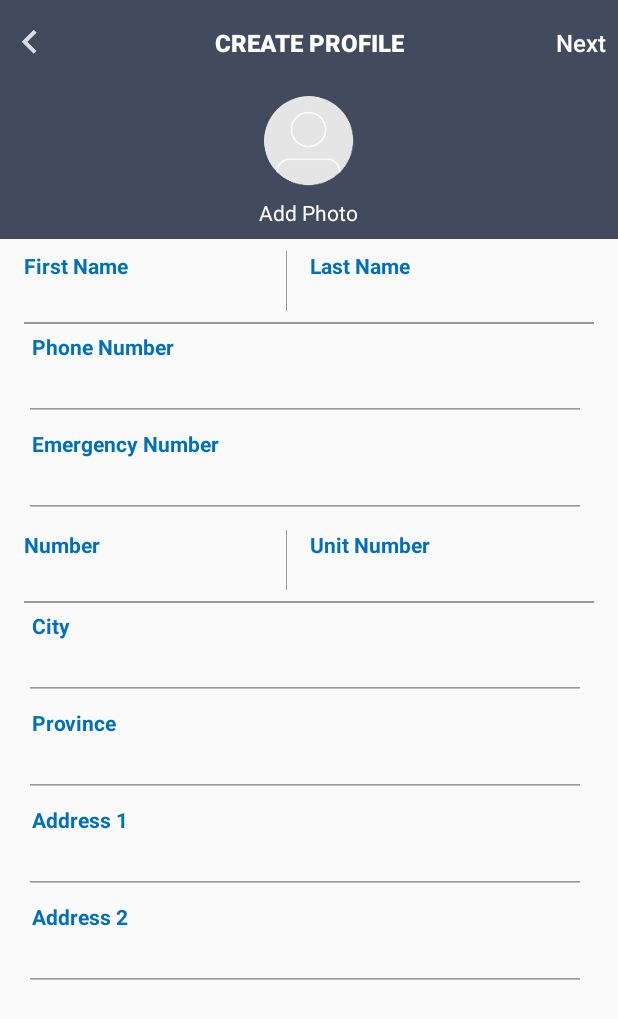
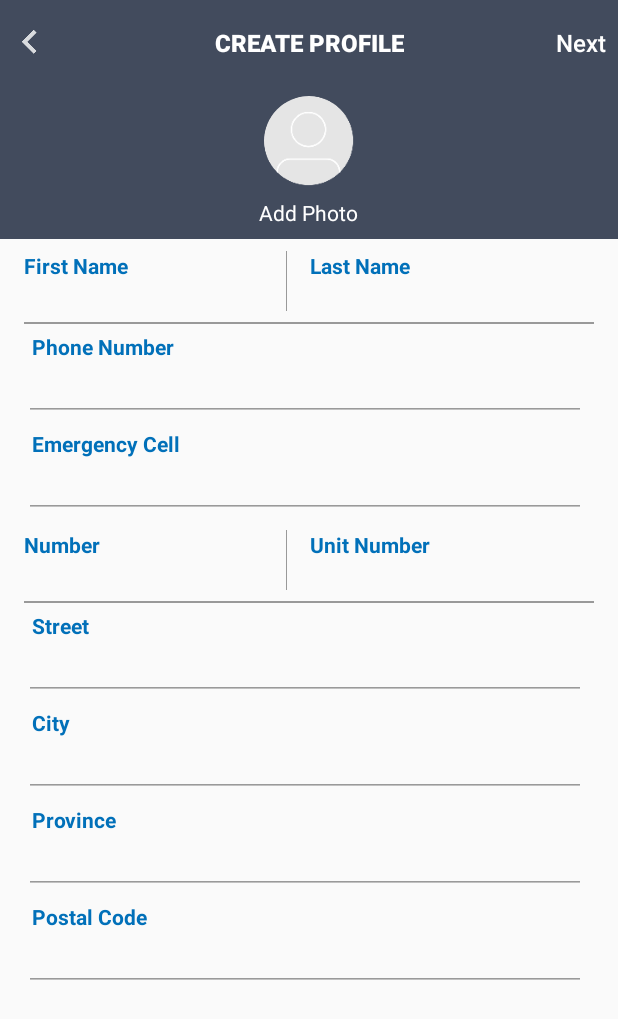
Before and after one commit to abdulrehman63/CareMapAndroid, an Android app: the CreateSeekerProfileActivity screen opened directly, with no data from a screen before it, on a phone screen of 412 x 824 dp. Shown: the top 1019 px of the screen. Run offline under Robolectric (Android 15) with nearby library versions, the light colour scheme and no system bars; our stand-ins replace CircleImageView, data binding; pictures from the network do not load.

Commit message:
Resolved UI issues

```diff
--- a/CareMap/app/src/main/java/com/square63/caremap/utils/Validations.java
+++ b/CareMap/app/src/main/java/com/square63/caremap/utils/Validations.java
@@ -243,55 +243,55 @@ public class Validations {
             isValidate = Constants.EMPTY_EMAIL_FIELD;
             //return Constants.EMPTY_EMAIL_FIELD;
         }
-        if (edtEmergencyNumber.getText().toString().trim().length() == 0) {
-          /*  text = String.format(res.getString(R.string.empty_field_error), context.getString(R.string.emergency_number));
-            edtEmergencyNumber.setError(Html.fromHtml("<font color='red'>" + text + "</font>"));*/
+      /*  if (edtEmergencyNumber.getText().toString().trim().length() == 0) {
+          *//*  text = String.format(res.getString(R.string.empty_field_error), context.getString(R.string.emergency_number));
+            edtEmergencyNumber.setError(Html.fromHtml("<font color='red'>" + text + "</font>"));*//*
             setDrawableEnd(txtEmergencyNumber);
             isValidate = Constants.EMPTY_EMAIL_FIELD;
             //return Constants.EMPTY_EMAIL_FIELD;
         }
         if (phoneNumber.getText().toString().trim().length() == 0) {
-           /* text = String.format(res.getString(R.string.empty_field_error), context.getString(R.string.phone_number));
-            phoneNumber.setError(Html.fromHtml("<font color='red'>" + text + "</font>"));*/
+           *//* text = String.format(res.getString(R.string.empty_field_error), context.getString(R.string.phone_number));
+            phoneNumber.setError(Html.fromHtml("<font color='red'>" + text + "</font>"));*//*
             setDrawableEnd(txtPhoneNumber);
             isValidate = Constants.EMPTY_EMAIL_FIELD;
            // return Constants.EMPTY_EMAIL_FIELD;
         }
         if (edtCity.getText().toString().trim().length() == 0) {
-            /*text = String.format(res.getString(R.string.empty_field_error), context.getString(R.string.city));
-            edtCity.setError(Html.fromHtml("<font color='red'>" + text + "</font>"));*/
+            *//*text = String.format(res.getString(R.string.empty_field_error), context.getString(R.string.city));
+            edtCity.setError(Html.fromHtml("<font color='red'>" + text + "</font>"));*//*
             setDrawableEnd(txtCity);
             isValidate = Constants.EMPTY_EMAIL_FIELD;
             //return Constants.EMPTY_EMAIL_FIELD;
         }
         if (edtProvince.getText().toString().trim().length() == 0) {
-           /* text = String.format(res.getString(R.string.empty_field_error), context.getString(R.string.province));
-            edtProvince.setError(Html.fromHtml("<font color='red'>" + text + "</font>"));*/
+           *//* text = String.format(res.getString(R.string.empty_field_error), context.getString(R.string.province));
+            edtProvince.setError(Html.fromHtml("<font color='red'>" + text + "</font>"));*//*
             setDrawableEnd(txtProvince);
             isValidate = Constants.EMPTY_EMAIL_FIELD;
             //return Constants.EMPTY_EMAIL_FIELD;
         }
         if (edtAddress1.getText().toString().trim().length() == 0) {
-           /* text = String.format(res.getString(R.string.empty_field_error), context.getString(R.string.address_1));
-            edtAddress1.setError(Html.fromHtml("<font color='red'>" + text + "</font>"));*/
+           *//* text = String.format(res.getString(R.string.empty_field_error), context.getString(R.string.address_1));
+            edtAddress1.setError(Html.fromHtml("<font color='red'>" + text + "</font>"));*//*
             setDrawableEnd(txtAddress1);
             isValidate = Constants.EMPTY_EMAIL_FIELD;
 
 
         }
         if (number.getText().toString().trim().length() == 0) {
-           /* text = String.format(res.getString(R.string.empty_field_error), context.getString(R.string.number));
-            number.setError(Html.fromHtml("<font color='red'>" + text + "</font>"));*/
+           *//* text = String.format(res.getString(R.string.empty_field_error), context.getString(R.string.number));
+            number.setError(Html.fromHtml("<font color='red'>" + text + "</font>"));*//*
             setDrawableEnd(txtNumber);
             isValidate = Constants.EMPTY_EMAIL_FIELD;
         }
         if (unitNumber.getText().toString().trim().length() == 0) {
-           /* text = String.format(res.getString(R.string.empty_field_error), context.getString(R.string.unit_number));
+           *//* text = String.format(res.getString(R.string.empty_field_error), context.getString(R.string.unit_number));
             unitNumber.setError(Html.fromHtml("<font color='red'>" + text + "</font>"));
-            return Constants.EMPTY_EMAIL_FIELD;*/
+            return Constants.EMPTY_EMAIL_FIELD;*//*
             setDrawableEnd(txtUnitNumber);
             isValidate = Constants.EMPTY_EMAIL_FIELD;
-        }
+        }*/
         if(isValidate != Constants.SUCCESS){
             UIHelper.showAlert(Constants.FORM,Constants.MSG,context);
         }
--- /dev/null
+++ b/CareMap/app/src/main/res/drawable/chat_title_bg.xml
@@ -0,0 +1,5 @@
+<shape xmlns:android="http://schemas.android.com/apk/res/android"
+    android:shape="rectangle">
+    <solid android:color="@color/line" />
+    <corners android:topRightRadius="5dp" android:radius="15dp" />
+</shape>
--- a/CareMap/app/src/main/res/layout/activity_create_seeker_profile.xml
+++ b/CareMap/app/src/main/res/layout/activity_create_seeker_profile.xml
@@ -264,6 +264,34 @@
                     android:orientation="vertical"
                     >
                     <TextView
+                        android:id="@+id/street"
+                        android:layout_width="wrap_content"
+                        android:layout_height="wrap_content"
+                        style="@style/generic_text_blue"
+                        android:layout_marginStart="5dp"
+                        android:text="Street"/>
+
+                    <EditText
+                        android:id="@+id/edtStreet"
+                        style="@style/edit_text_style_profile"
+                        android:layout_width="match_parent"
+                        android:layout_height="wrap_content"
+                        android:layout_marginEnd="5dp"
+                        android:text="@={profileModel.city}"
+                        android:hint=""/>
+                </LinearLayout>
+
+
+                <LinearLayout
+
+                    android:layout_width="match_parent"
+                    android:layout_height="wrap_content"
+                    android:layout_weight="1"
+                    style="@style/profile_margin"
+                    android:layout_marginTop="5dp"
+                    android:orientation="vertical"
+                    >
+                    <TextView
                         android:id="@+id/city"
                         android:layout_width="wrap_content"
                         android:layout_height="wrap_content"
@@ -323,7 +351,7 @@
                         android:layout_height="wrap_content"
                         style="@style/generic_text_blue"
                         android:layout_marginStart="5dp"
-                        android:text="@string/address_1"/>
+                        android:text="Postal Code"/>
 
                     <EditText
                         android:id="@+id/edtAddress1"
@@ -339,6 +367,7 @@
                     android:layout_width="match_parent"
                     android:layout_height="wrap_content"
                     android:layout_weight="1"
+                    android:visibility="gone"
                     style="@style/profile_margin"
                     android:layout_marginTop="5dp"
                     android:orientation="vertical"
--- a/CareMap/app/src/main/res/layout/activity_personal_info.xml
+++ b/CareMap/app/src/main/res/layout/activity_personal_info.xml
@@ -80,7 +80,7 @@
             android:layout_marginTop="16dp"
             android:max="100"
             android:min="1"
-            android:progressTint="@color/colorPrimary"
+            android:progressTint="@color/text_color"
             android:thumb="@drawable/custom_thumb"
             android:thumbTint="@color/white"
             />
@@ -92,7 +92,7 @@
             android:layout_gravity="center"
             android:layout_marginStart="5dp"
             android:layout_marginTop="8dp"
-            android:text="0KM"
+            android:text="1KM"
             android:textSize="14sp"
             android:textColor="@color/text_grey" />
 
--- a/CareMap/app/src/main/res/layout/list_item_interest.xml
+++ b/CareMap/app/src/main/res/layout/list_item_interest.xml
@@ -9,7 +9,6 @@
     android:layout_height="88dp"
     android:orientation="vertical"
     android:gravity="center"
-
     android:background="@drawable/rectangleshadow_2x"
 
 
--- a/CareMap/app/src/main/res/values/strings.xml
+++ b/CareMap/app/src/main/res/values/strings.xml
@@ -32,7 +32,7 @@
     <string name="camera_gallery">Choose From Gallery</string>
     <string name="error_some_thing_went_wrong">Some Thing Went Wrong</string>
     <string name="email_field_error">%1$s address is not valid</string>
-    <string name="emergency_number">Emergency Number</string>
+    <string name="emergency_number">Emergency Cell</string>
     <string name="number">Number</string>
     <string name="unit_number">Unit Number</string>
 </resources>
```
Also changed, not shown: CareMap/app/src/main/res/layout/activity_chat.xml (+12 -0 lines).
